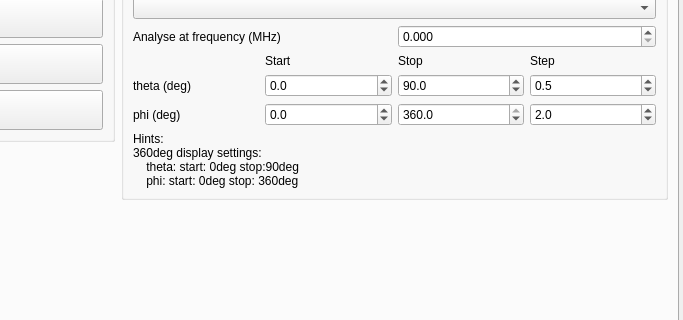
This is ui/dialog.ui in LubomirJagos/FreeCAD-OpenEMS-Export as Qt 5 draws it before an edit; both pictures show x 447 to 1130 and y 232 to 552 of the 1130 by 722 pixel window. The edited form follows.
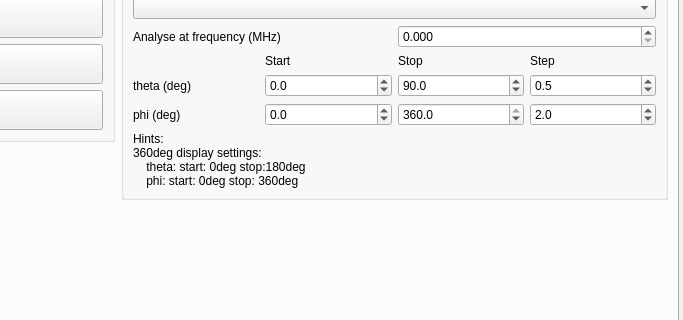
This is the edited form. The open tabs and pages were chosen to show the change.

```diff
--- a/ui/dialog.ui
+++ b/ui/dialog.ui
@@ -3361,7 +3361,7 @@
                   <property name="text">
                    <string>Hints:
 360deg display settings:
-    theta: start: 0deg stop:90deg
+    theta: start: 0deg stop:180deg
     phi: start: 0deg stop: 360deg</string>
                   </property>
                  </widget>
```
